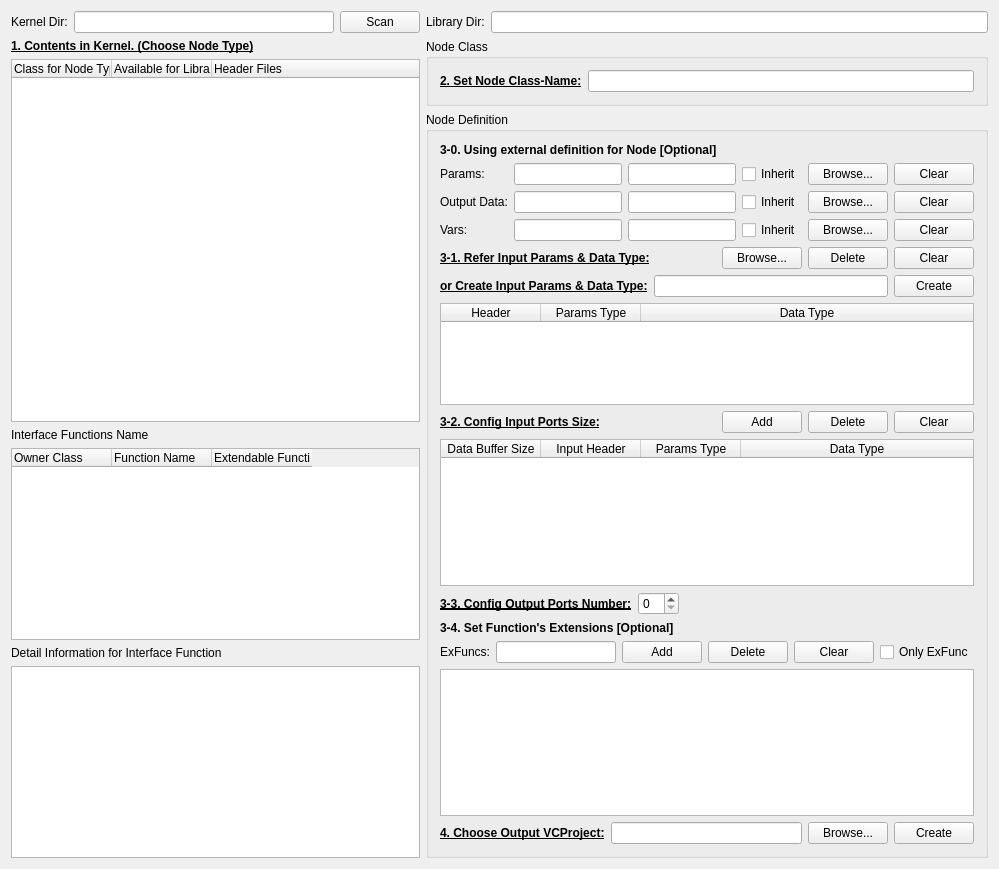
First picture: the form in Src/Tools/ConfigModule/scaninterfacefunction.ui, repository alexanderhmw/RobotSDK_v3.0, before the edit.
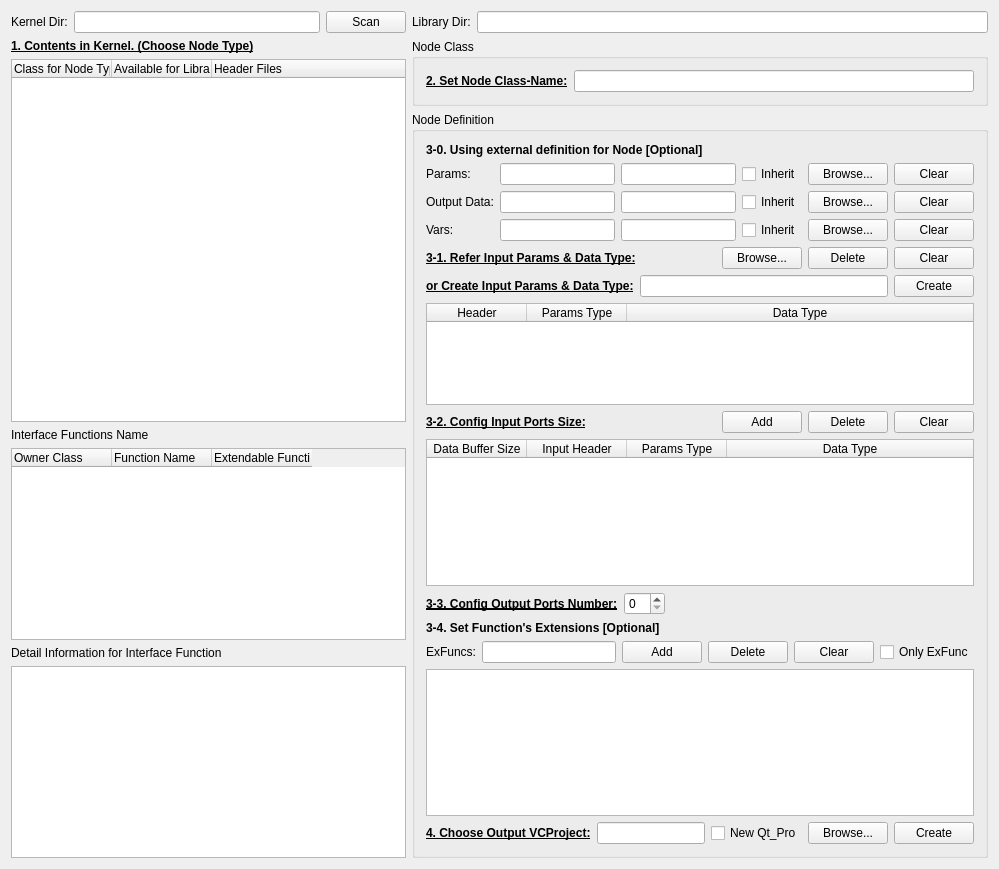
Second picture: the form after the edit.

Commit message: Add Create Pro to Create Module

Patch:
```diff
--- a/Src/Tools/ConfigModule/scaninterfacefunction.ui
+++ b/Src/Tools/ConfigModule/scaninterfacefunction.ui
@@ -762,6 +762,13 @@
             </property>
            </widget>
           </item>
+          <item>
+           <widget class="QCheckBox" name="newqtpro">
+            <property name="text">
+             <string>New Qt_Pro</string>
+            </property>
+           </widget>
+          </item>
           <item>
            <widget class="QPushButton" name="BrowseOutputDir">
             <property name="text">
```
The commit also changes 1 other file.
